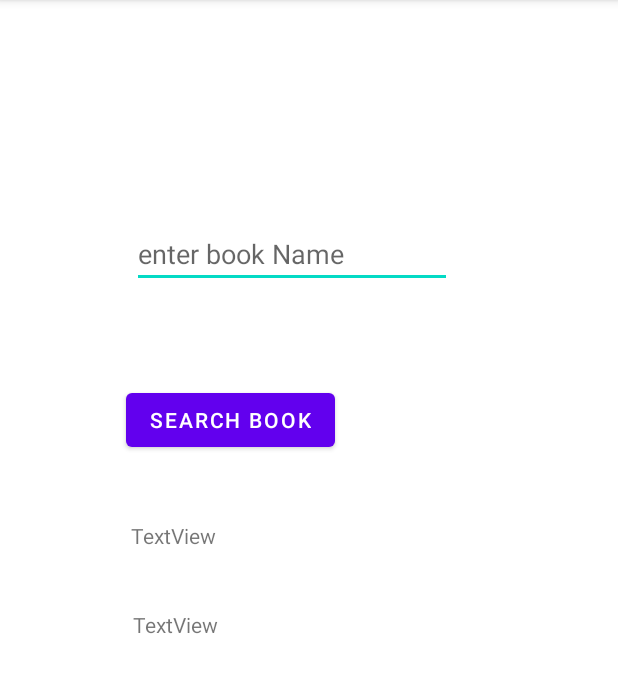
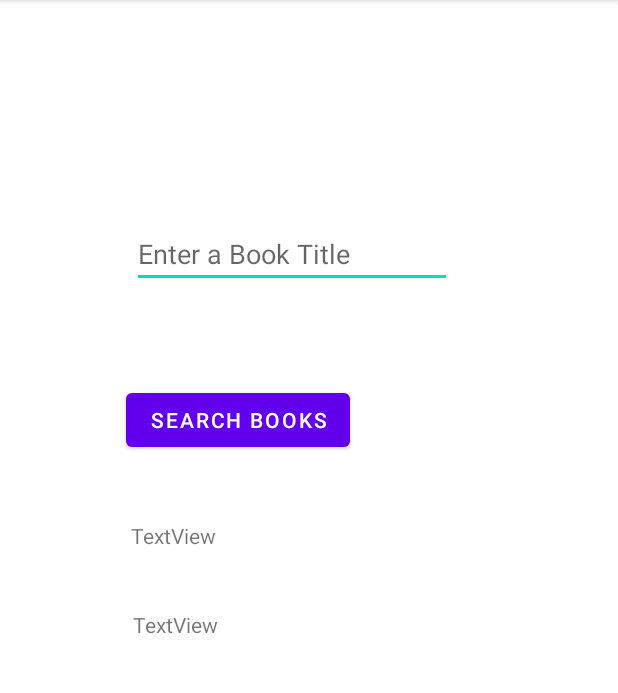
Before and after one commit to 99002768/LNTapp01, an Android app: the screen it shows after launch (AsyncActivity), on a phone screen of 412 x 824 dp, the part 84-777 px from its top. Run offline under Robolectric (Android 15) with nearby library versions, the phone set to English and light mode, and no system bars.

```diff
--- a/app/src/main/res/layout/activity_async.xml
+++ b/app/src/main/res/layout/activity_async.xml
@@ -24,7 +24,7 @@
         android:layout_marginStart="84dp"
         android:layout_marginTop="256dp"
         android:onClick="handleClick"
-        android:text="Search Book"
+        android:text="@string/button_text"
         app:layout_constraintStart_toStartOf="parent"
         app:layout_constraintTop_toTopOf="parent" />
 
@@ -35,7 +35,7 @@
         android:layout_marginStart="4dp"
         android:layout_marginBottom="64dp"
         android:ems="10"
-        android:hint="enter book Name"
+        android:hint="@string/input_hint"
         android:inputType="textPersonName"
         android:text=""
         app:layout_constraintBottom_toTopOf="@+id/searchButton"
```
